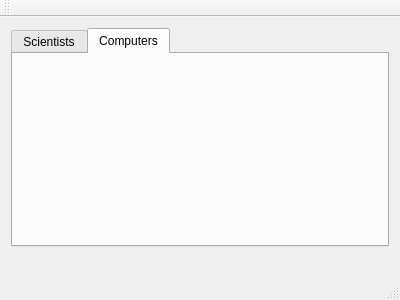
The window that mainwindow.ui (audurara/vika_3) describes before a commit, drawn with Qt 5.
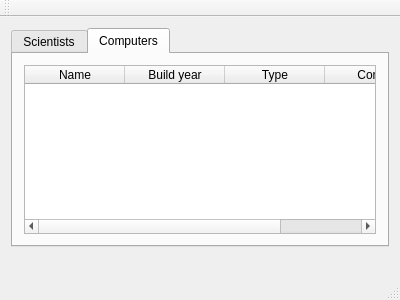
The same window after the commit. The open tabs and pages were chosen to show the change.

Commit message: display computers

```diff
--- a/mainwindow.ui
+++ b/mainwindow.ui
@@ -72,6 +72,35 @@
        <attribute name="title">
         <string>Computers</string>
        </attribute>
+       <layout class="QVBoxLayout" name="verticalLayout_3">
+        <item>
+         <widget class="QTableWidget" name="table_computers">
+          <attribute name="horizontalHeaderStretchLastSection">
+           <bool>true</bool>
+          </attribute>
+          <column>
+           <property name="text">
+            <string>Name</string>
+           </property>
+          </column>
+          <column>
+           <property name="text">
+            <string>Build year</string>
+           </property>
+          </column>
+          <column>
+           <property name="text">
+            <string>Type</string>
+           </property>
+          </column>
+          <column>
+           <property name="text">
+            <string>Constr</string>
+           </property>
+          </column>
+         </widget>
+        </item>
+       </layout>
       </widget>
      </widget>
     </item>
```
Left out of the diff: 2 changed lines with no effect on the pictures. The commit also changes 4 other files.
